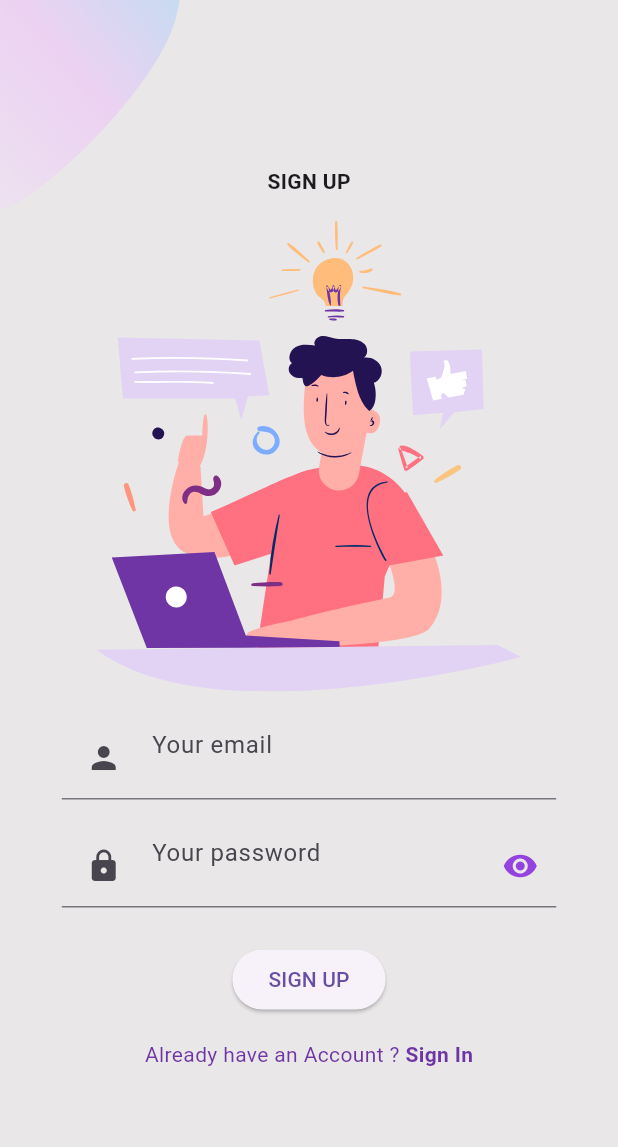
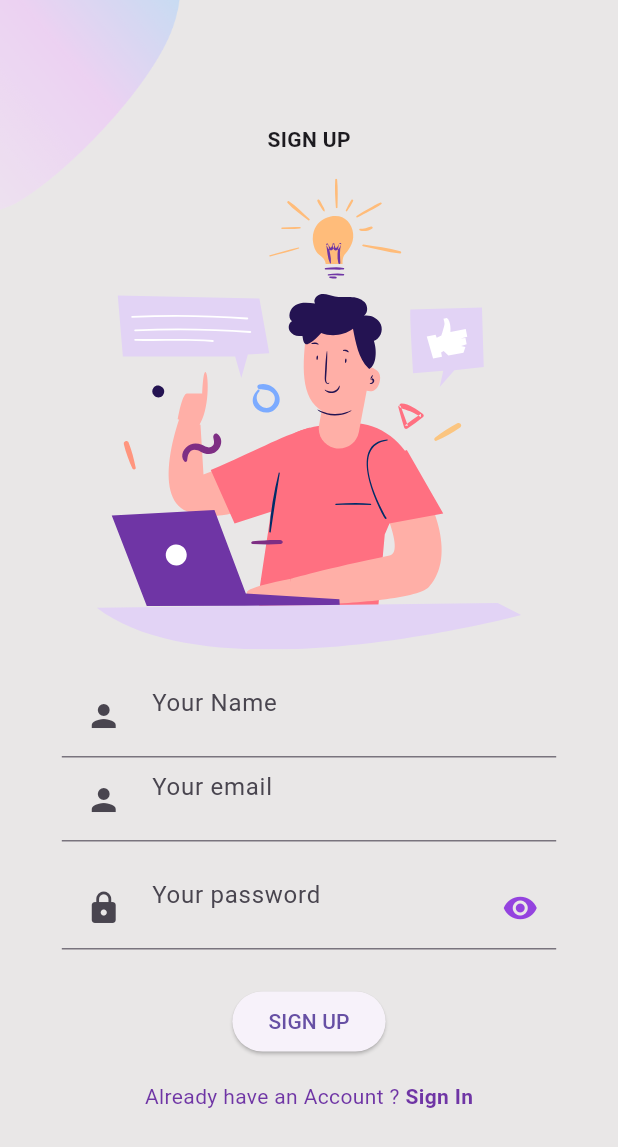
Before and after one commit to shiva396/Farm-Shield, a Flutter app: the screen it shows after launch, after a tap on "LOGIN", after a tap on "Sign Up", on a phone screen of 412 x 824 dp. Shown: the top 1147 px of the screen. Run offline on Flutter 3.47's test engine with Material 3 defaults, Android fonts, the phone set to English and light mode, and no system bars; our stand-ins replace cloud_firestore, firebase_auth, firebase_core, firebase_storage, flutter_svg, geocoding and 7 more; missing offline and left inert: flutter_tflite, pytorch_mobile; accounts and stored records are empty.

Commit message:
11:00 p/m

```diff
--- a/lib/screens/Login/login_form.dart
+++ b/lib/screens/Login/login_form.dart
@@ -3,9 +3,6 @@ import 'package:farmshield/screens/Login/login_screen.dart';
 import 'package:farmshield/screens/Login/login_top.dart';
 import 'package:farmshield/screens/components/background.dart';
 import 'package:flutter/material.dart';
-
-
-
 
 class LoginScreen extends StatefulWidget {
   const LoginScreen({Key? key}) : super(key: key);
@@ -18,7 +15,6 @@ class _LoginScreenState extends State<LoginScreen> {
   @override
   Widget build(BuildContext context) {
     return const Background(
-      child: SingleChildScrollView(
       child: Responsive(
         mobile: MobileLoginScreen(),
         desktop: Row(
@@ -40,10 +36,10 @@ class _LoginScreenState extends State<LoginScreen> {
           ],
         ),
       ),
-      ),
     );
   }
 }
+
 class MobileLoginScreen extends StatelessWidget {
   const MobileLoginScreen({
     Key? key,
--- a/lib/screens/Login/login_screen.dart
+++ b/lib/screens/Login/login_screen.dart
@@ -34,10 +34,7 @@ class _LoginFormState extends State<LoginForm> {
   // var _text = "";
   @override
   Widget build(BuildContext context) {
-    return ValueListenableBuilder(
-        valueListenable: emailController,
-        builder: (context, TextEditingValue value, __) {
-          return Form(
+    return SingleChildScrollView(
       child: Column(
         children: [
           TextFormField(
@@ -116,8 +113,8 @@ class _LoginFormState extends State<LoginForm> {
             },
           ),
         ],
-          ));
-        });
+      ),
+    );
   }
 
   Future signIn() async {
@@ -126,8 +123,8 @@ class _LoginFormState extends State<LoginForm> {
           .signInWithEmailAndPassword(
               email: emailController.text.trim(),
               password: passwordContoller.text.trim())
-          .whenComplete(
-            () => Navigator.pushReplacement(
+          .then(
+            (v) => Navigator.pushReplacement(
               context,
               MaterialPageRoute(
                 builder: (context) => const Loading(),
--- a/lib/screens/Login/login_top.dart
+++ b/lib/screens/Login/login_top.dart
@@ -10,7 +10,8 @@ class LoginScreenTopImage extends StatelessWidget {
 
   @override
   Widget build(BuildContext context) {
-    return Column(
+    return SingleChildScrollView(
+      child: Column(
         children: [
           const Text(
             "LOGIN",
@@ -29,6 +30,7 @@ class LoginScreenTopImage extends StatelessWidget {
           ),
           const SizedBox(height: defaultPadding * 2),
         ],
+      ),
     );
   }
 }
--- a/lib/screens/SignUp/signup_form.dart
+++ b/lib/screens/SignUp/signup_form.dart
@@ -1,5 +1,6 @@
 // ignore_for_file: use_build_context_synchronously
 
+import 'package:cloud_firestore/cloud_firestore.dart';
 import 'package:farmshield/screens/Login/login_form.dart';
 import 'package:farmshield/screens/components/alreadyhaveaccount.dart';
 import 'package:farmshield/utils/color_util.dart';
@@ -17,6 +18,7 @@ class SignUpForm extends StatefulWidget {
 }
 
 class _SignUpFormState extends State<SignUpForm> {
+  final TextEditingController nameController = TextEditingController();
   final TextEditingController emailController = TextEditingController();
   final TextEditingController passwordController = TextEditingController();
 
@@ -34,6 +36,20 @@ class _SignUpFormState extends State<SignUpForm> {
     return Form(
       child: Column(
         children: [
+          TextFormField(
+            controller: nameController,
+            keyboardType: TextInputType.name,
+            textInputAction: TextInputAction.next,
+            cursorColor: kPrimaryColor,
+            onSaved: (email) {},
+            decoration: const InputDecoration(
+              hintText: "Your Name",
+              prefixIcon: Padding(
+                padding: EdgeInsets.all(defaultPadding),
+                child: Icon(Icons.person),
+              ),
+            ),
+          ),
           TextFormField(
             controller: emailController,
             keyboardType: TextInputType.emailAddress,
@@ -116,14 +132,22 @@ class _SignUpFormState extends State<SignUpForm> {
           .createUserWithEmailAndPassword(
               email: emailController.text.trim(),
               password: passwordController.text.trim())
-          .whenComplete(
-            () => Navigator.pushReplacement(
-              context,
-              MaterialPageRoute(
-                builder: (context) => const Loading(),
-              ),
-            ),
-          );
+          .then((v) {
+        CollectionReference firebase =
+            FirebaseFirestore.instance.collection('users');
+        firebase.doc(FirebaseAuth.instance.currentUser!.uid).set({
+          'name': nameController.text.trim(),
+          'email': emailController.text.trim(),
+          'password': passwordController.text.trim()
+        });
+
+        Navigator.pushReplacement(
+          context,
+          MaterialPageRoute(
+            builder: (context) => const Loading(),
+          ),
+        );
+      });
     } on FirebaseAuthException catch (e) {
       showSnackBar(context, e.toString());
     }
--- a/lib/screens/components/background.dart
+++ b/lib/screens/components/background.dart
@@ -14,8 +14,8 @@ class Background extends StatelessWidget {
   @override
   Widget build(BuildContext context) {
     return Scaffold(
-      resizeToAvoidBottomInset: false,
-      body: SizedBox(
+      body: SingleChildScrollView(
+        child: SizedBox(
           width: double.infinity,
           height: MediaQuery.of(context).size.height,
           child: Stack(
@@ -38,6 +38,7 @@ class Background extends StatelessWidget {
             ],
           ),
         ),
+      ),
     );
   }
 }
```
Also changed, not shown: lib/pages/home_page.dart (+37 -15 lines), lib/screens/SignUp/signup_top.dart (line endings or trailing spaces). Lines whose indentation alone changed are shown as unchanged.
